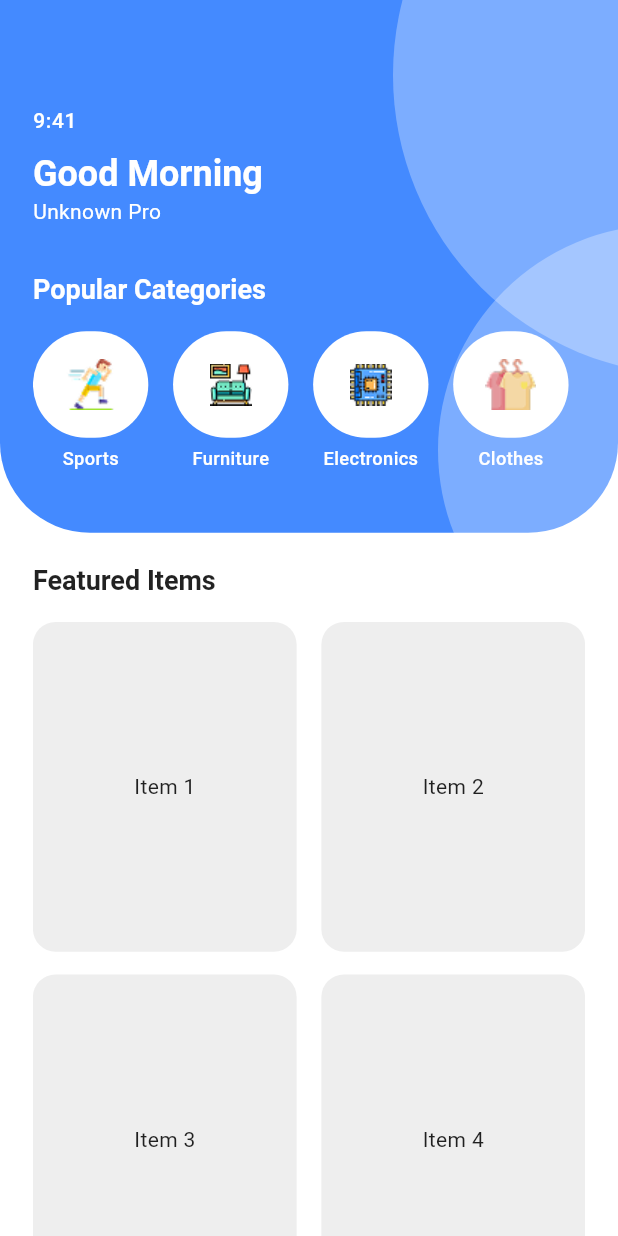
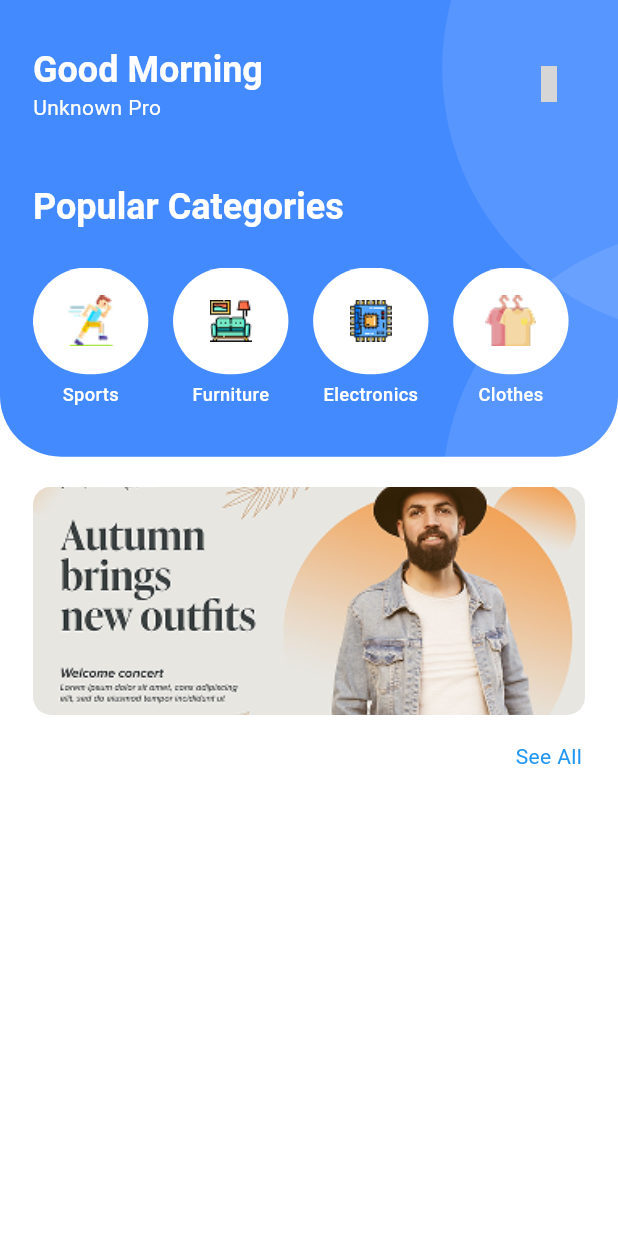
Before and after one commit to Hisamat7/MsMart, a Flutter app: the HomePage screen opened directly, on a phone screen of 412 x 824 dp. Run offline on Flutter 3.47's test engine with Material 3 defaults, Android fonts, the phone set to English and light mode, and no system bars; our stand-ins replace flutter_screenutil, get, iconsax; grey boxes are pictures that could not be loaded.

Commit message:
half design of home completed

```diff
--- /dev/null
+++ b/lib/features/common/widgets/CircleWidget.dart
@@ -0,0 +1,18 @@
+import 'package:flutter/material.dart';
+import 'package:flutter_screenutil/flutter_screenutil.dart';
+
+class CircleWidget extends StatelessWidget {
+  const CircleWidget({super.key});
+
+  @override
+  Widget build(BuildContext context) {
+    return Container(
+                      height: 350.h,
+                      width: 350.w,
+                      decoration: BoxDecoration(
+                        color: Colors.white.withOpacity(0.1),
+                        shape: BoxShape.circle,
+                      ),
+                    );
+  }
+}
--- /dev/null
+++ b/lib/features/common/widgets/PopularCategoriesWidget.dart
@@ -0,0 +1,43 @@
+import 'package:flutter/material.dart';
+import 'package:flutter_screenutil/flutter_screenutil.dart';
+import 'package:msmart/features/utils/constants/colors/ColorsWidget.dart';
+
+class PopularCategoriesWidget extends StatelessWidget {
+  final String image;
+  final String name;
+
+  const PopularCategoriesWidget(
+      {super.key, required this.image, required this.name});
+
+  @override
+  Widget build(BuildContext context) {
+     final isDarkMode = Theme.of(context).brightness == Brightness.dark;
+    return Padding(
+      padding: EdgeInsets.only(right: 15.w),
+      child: Column(
+        children: [
+          Container(
+            width: 70.w,
+            height: 70.h,
+            decoration: BoxDecoration(
+              color: isDarkMode ? AppColors.dark : AppColors.light,
+              borderRadius: BorderRadius.circular(120),
+            ),
+            child: Image.asset(
+              image,
+            ),
+          ),
+          SizedBox(height: 5.h),
+          Text(
+            name,
+            style: TextStyle(
+              fontSize: 12.sp,
+              color: Colors.white,
+              fontWeight: FontWeight.w500,
+            ),
+          ),
+        ],
+      ),
+    );
+  }
+}
--- /dev/null
+++ b/lib/features/common/widgets/SearchBarApp.dart
@@ -0,0 +1,28 @@
+import 'package:flutter/material.dart';
+import 'package:iconsax/iconsax.dart';
+import 'package:msmart/features/utils/constants/colors/ColorsWidget.dart';
+
+class SearchBarApp extends StatelessWidget {
+  const SearchBarApp({super.key});
+
+  @override
+  Widget build(BuildContext context) {
+    final isDarkMode = Theme.of(context).brightness == Brightness.dark;
+    return Scaffold(
+      appBar: AppBar(
+        backgroundColor: Colors.transparent,
+        surfaceTintColor: Colors.transparent,
+        title: TextFormField(
+        decoration: InputDecoration(
+          suffixIcon:IconButton(onPressed:(){} , icon:  Icon(Iconsax.search_normal,color: isDarkMode ? AppColors.light : AppColors.dark,)),
+          border: OutlineInputBorder(
+            borderSide: BorderSide.none
+          ),
+          hintText: 'Search in store',
+          hintStyle: TextStyle(color: isDarkMode ? AppColors.light : AppColors.dark),
+        ),
+      ),
+      ),
+    );
+  }
+}
--- a/lib/features/shop/views/HomeScreen/HomePage.dart
+++ b/lib/features/shop/views/HomeScreen/HomePage.dart
@@ -1,6 +1,10 @@
 import 'package:flutter/material.dart';
 import 'package:flutter_screenutil/flutter_screenutil.dart';
+import 'package:get/get.dart';
 import 'package:iconsax/iconsax.dart';
+import 'package:msmart/features/common/widgets/CircleWidget.dart';
+import 'package:msmart/features/common/widgets/PopularCategoriesWidget.dart';
+import 'package:msmart/features/common/widgets/SearchBarAPP.dart';
 import 'package:msmart/features/utils/constants/colors/ColorsWidget.dart';
 import 'package:msmart/features/utils/constants/images/AppImages.dart';
 
@@ -9,68 +13,56 @@ class HomePage extends StatelessWidget {
 
   @override
   Widget build(BuildContext context) {
-    final popularCategories = [
-      {'name': 'Sports', 'image' : AppImages.running},
-      {'name': 'Furniture', 'image': AppImages.sofa},
-      {'name': 'Electronics', 'image':AppImages.cpu},
-      {'name': 'Clothes', 'image': AppImages.clothes},
-      {'name': 'Shoes', 'image': AppImages.sneakers},
+    final isDarkMode = Theme.of(context).brightness == Brightness.dark;
+    final List<String> banners = [
+      AppImages.banner,
+      AppImages.banner,
+      AppImages.banner,
     ];
 
-    return Scaffold(
+
+    return SafeArea(
+      child: Scaffold(
         body: Column(
           children: [
             // Header Section with Blue Background
             SizedBox(
-            height: 350.h,
+              height: 300.h,
               child: Container(
                 decoration: BoxDecoration(
                   color: AppColors.primary,
-                borderRadius: const BorderRadius.only(
-                  bottomLeft: Radius.circular(60),
-                  bottomRight: Radius.circular(60),
+                  borderRadius: BorderRadius.only(
+                    bottomLeft: Radius.circular(40.r),
+                    bottomRight: Radius.circular(40.r),
                   ),
                 ),
                 child: Stack(
                   children: [
                     // Decorative Circles
                     Positioned(
-                    top: -150,
-                    right: -250,
-                    child: Container(
-                      height: 400,
-                      width: 400,
-                      decoration: BoxDecoration(
-                        color: Colors.white.withOpacity(0.3),
-                        shape: BoxShape.circle,
-                      ),
-                    ),
+                      top: -130.h,
+                      right: -230.w,
+                      child: CircleWidget()
                     ),
                     Positioned(
-                    top: 150,
-                    right: -180,
-                    child: Container(
-                      height: 300,
-                      width: 300,
-                      decoration: BoxDecoration(
-                        color: Colors.white.withOpacity(0.3),
-                        shape: BoxShape.circle,
+                      top: 150.h,
+                      right: -230.w,
+                      child: CircleWidget()
                     ),
-                    ),
-                  ),
+
                     // Main Content
                     Padding(
-                    padding: EdgeInsets.only(top: 70.h, left: 20.w, right: 20.w),
+                      padding: EdgeInsets.only(top: 30.h, left: 20.w, right: 20.w),
                       child: Column(
                         crossAxisAlignment: CrossAxisAlignment.start,
                         children: [
-                        Text(
-                          "9:41",
-                          style: Theme.of(context).textTheme.bodySmall?.copyWith(
-                                color: Colors.white,
-                              ),
-                        ),
-                        SizedBox(height: 10.h),
+                          // Header Row with Trailing Icon
+                          Row(
+                            mainAxisAlignment: MainAxisAlignment.spaceBetween,
+                            children: [
+                              Column(
+                                crossAxisAlignment: CrossAxisAlignment.start,
+                                children: [
                                   Text(
                                     "Good Morning",
                                     style: Theme.of(context).textTheme.headlineMedium?.copyWith(
@@ -84,102 +76,118 @@ class HomePage extends StatelessWidget {
                                           color: Colors.white,
                                         ),
                                   ),
-                        SizedBox(height: 30.h),
+                                ],
+                              ),
+                              IconButton(
+                               icon: const Icon(Iconsax.search_normal),
+                               color: Colors.white,
+
+                               onPressed: () {
+                                 Get.to(() => const SearchBarApp());
+                               },
+
+                              ),
+                            ],
+                          ),
+
+                          SizedBox(height: 40.h),
+
+                          // Popular Categories Title
                           Text(
                             "Popular Categories",
-                          style: Theme.of(context).textTheme.headlineSmall?.copyWith(
-                                fontWeight: FontWeight.bold,
+                            style: Theme.of(context).textTheme.headlineMedium?.copyWith(
+
                                   color: Colors.white,
                                 ),
                           ),
-                        SizedBox(height: 15.h),
+
+                          SizedBox(height: 25.h),
+
+                          // Popular Categories List
                           SizedBox(
-                          height:120.h,
-                          child: ListView.builder(
+                            height: 120.h,
+                            child: ListView(
                               scrollDirection: Axis.horizontal,
-                            itemCount: popularCategories.length,
-                            itemBuilder: (context, index) {
-                              return Padding(
-                                padding: EdgeInsets.only(right: 15.w),
-                                child: Column(
                               children: [
-                                    Container(
-                                      width: 70.w,
-                                      height: 70.h,
-                                      decoration: BoxDecoration(
-                                        color: Colors.white,
-                                        borderRadius: BorderRadius.circular(120),
-                                      ),
-                                      child: Image.asset(
-                                        popularCategories[index]['image'] as String,
+                                PopularCategoriesWidget(image: AppImages.running, name: 'Sports'),
 
+                                PopularCategoriesWidget(image: AppImages.sofa, name: 'Furniture'),
 
+                                PopularCategoriesWidget(image: AppImages.cpu, name: 'Electronics'),
 
-                                      ),
-                                    ),
-                                    SizedBox(height: 5.h),
-                                    Text(
-                                      popularCategories[index]['name'] as String,
-                                      style: TextStyle(
-                                        fontSize: 12.sp,
-                                        color: Colors.white,
-                                        fontWeight: FontWeight.w500,
-                                      ),
-                                    ),
-                                  ],
-                                ),
-                              );
-                            },
-                          ),
-                        ),
+                                PopularCategoriesWidget(image: AppImages.clothes, name: 'Clothes'),
+
+                                PopularCategoriesWidget(image: AppImages.sneakers, name: 'Shoes'),
                               ],
                             ),
                           ),
                         ],
                       ),
                     ),
-          ),
 
-          // Featured Items Section
-          Expanded(
-            child: Padding(
-              padding: EdgeInsets.symmetric(horizontal: 20.w),
-              child: Column(
-                crossAxisAlignment: CrossAxisAlignment.start,
-                children: [
-                  SizedBox(height: 20.h),
-                  Text(
-                    "Featured Items",
-                    style: Theme.of(context).textTheme.headlineSmall?.copyWith(
-                          fontWeight: FontWeight.bold,
+                  ],
                 ),
               ),
-                  SizedBox(height: 15.h),
-                  Expanded(
-                    child: GridView.builder(
-                      gridDelegate: SliverGridDelegateWithFixedCrossAxisCount(
-                        crossAxisCount: 2,
-                        crossAxisSpacing: 15.w,
-                        mainAxisSpacing: 15.h,
-                        childAspectRatio: 0.8,
             ),
-                      itemCount: 6,
+            // Featured Items Section
+
+           Padding(
+             padding: const EdgeInsets.only(
+               top: 20,
+
+             ),
+             child: SizedBox(
+                height: 150.h, // Adjust height as needed
+                child: PageView.builder(
+                  itemCount: banners.length,
                   itemBuilder: (context, index) {
                     return Container(
+                      margin: EdgeInsets.symmetric(horizontal: 20.w),
                       decoration: BoxDecoration(
-                            color: Colors.grey[200],
-                            borderRadius: BorderRadius.circular(15),
+                        borderRadius: BorderRadius.circular(12.r),
+                        image: DecorationImage(
+                          image: AssetImage(banners[index]),
+                          fit: BoxFit.cover,
                         ),
-                          child: Center(child: Text('Item ${index + 1}')),
+                      ),
                     );
                   },
                 ),
               ),
+           ),
+           ListTile(
+             title: Text(
+               'Popular Items',
+               style: Theme.of(context).textTheme.headlineSmall?.copyWith(
+                     color: Colors.white,
+                     fontWeight: FontWeight.bold,
+                   ),
+             ),
+             trailing: Text(
+               'See All',
+               style: Theme.of(context).textTheme.bodyMedium?.copyWith(
+                     color: Colors.blue,
+               )),
+           ),
+           Expanded(child:
+           GridView.count(
+            crossAxisCount: 2 ,
+            children: List.generate(8, (index) {
+              return Padding(
+                padding: const EdgeInsets.all(8.0),
+                child: Container(
+                  decoration: BoxDecoration(
+                    color: Colors.white,
+                    borderRadius: BorderRadius.circular(12.r),
+                  ),
+                ),
+              );
+            }),
+
+           )
+           )
           ],
         ),
-            ),
-          ),
-        ],
       ),
     );
   }
--- a/lib/features/utils/constants/images/AppImages.dart
+++ b/lib/features/utils/constants/images/AppImages.dart
@@ -10,4 +10,5 @@ class AppImages {
   static const String sneakers = 'asset/image/Sneakers.png';
   static const String cpu = 'asset/image/Cpu.png';
   static const String clothes = 'asset/image/Clothes hanger.png';
+  static const String banner = 'asset/image/banner.png';
 }
--- a/lib/features/utils/constants/text/AppText.dart
+++ b/lib/features/utils/constants/text/AppText.dart
@@ -58,4 +58,6 @@ class AppText {
 
   static const accountSuccessTextTitle = "Account Created Successfully!";
   static const accountSuccessTextSubTitle = "Congratulations! Your account has been successfully created. You can now explore all the amazing features, start personalizing your experience, and enjoy seamless access to our services. Let’s get started!";
+  static const searchHintText = "Search in store";
+
 }
```
Also changed, not shown: asset/image/banner.png (added), 4 other files. Lines whose indentation alone changed are shown as unchanged.
